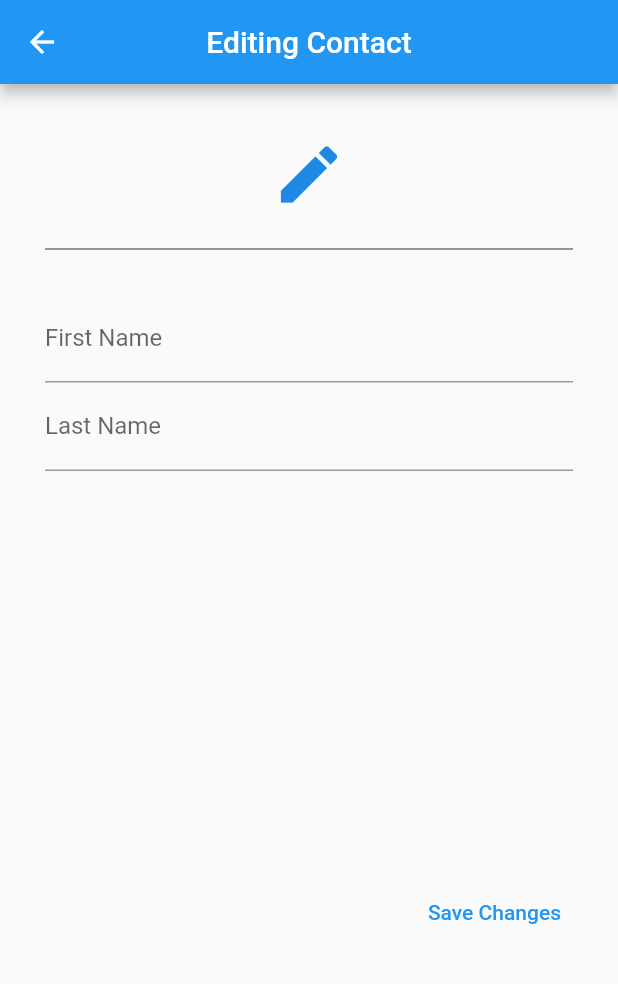
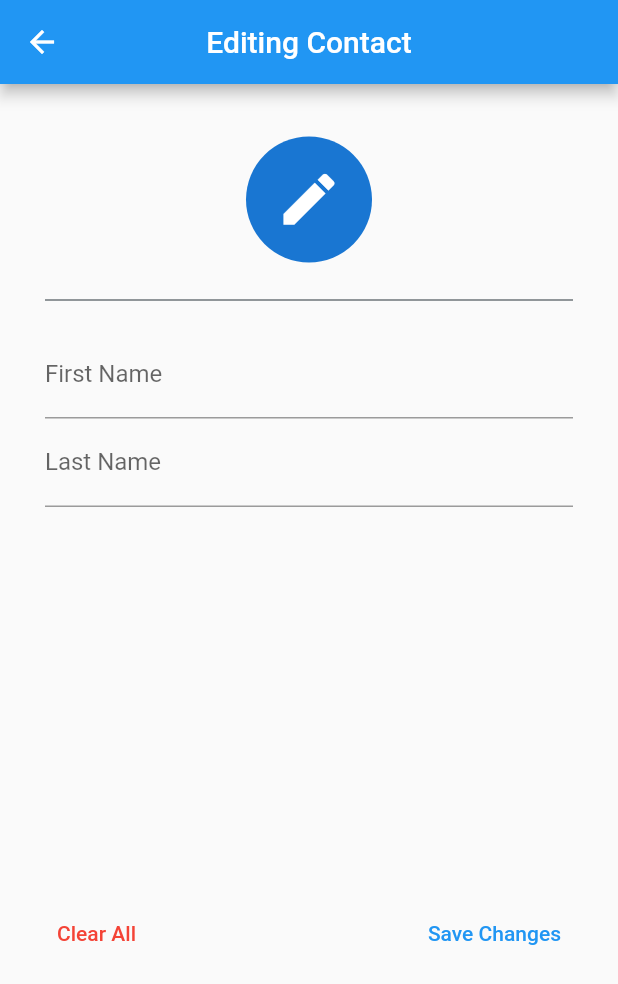
Before and after one commit to AY2020-2021-CpE-OJT/Phonebook_Sarona, a Flutter app: the editContact screen opened directly with empty values, on a phone screen of 412 x 824 dp. Shown: the top 984 px of the screen. Run offline on Flutter 3.47's test engine with Material 2 defaults, Android fonts, the phone set to English and light mode, and no system bars; network calls fail.

Commit message:
Adjustments to the code. Resized icons and pushed a new route to add_new

```diff
--- a/phonebook_app/lib/routes/edit_contact.dart
+++ b/phonebook_app/lib/routes/edit_contact.dart
@@ -2,10 +2,8 @@ import 'package:flutter/material.dart';
 import 'package:phonebook/api/api.dart';
 
 class editContact extends StatelessWidget {
-  // const editContact({ Key? key }) : super(key: key);
   final Map contact;
-  editContact({required this.contact});
-
+  const editContact({ Key? key, required this.contact }) : super(key: key);
 
   @override
   Widget build(BuildContext context) {
@@ -21,6 +19,7 @@ class editContact extends StatelessWidget {
     for (var i = 0; i < contact['phone_numbers'].length; i++) {
       _phoneNumbers[i].text = contact['phone_numbers'][i];
     }
+    /*===================================================================================================*/
     return Scaffold(
       appBar: AppBar(
         title: Text('Editing Contact'),
@@ -34,13 +33,15 @@ class editContact extends StatelessWidget {
             children: <Widget>[
               Padding(
                 padding: const EdgeInsets.all(15),
-                child: Icon(Icons.edit,
-                  color: Colors.blue[600],
-                  size: 50,
+                child: CircleAvatar(
+                  radius: 42,
+                  child: Icon(Icons.edit,
+                    size: 45,
+                  ),
                 ),
               ),
               Divider(height: 20, color: Colors.blueGrey[900],),
-              SizedBox(height: 20,),
+              SizedBox(height: 10),
               TextField(
                 controller: _firstname,
                 decoration: InputDecoration(labelText: 'First Name'),
@@ -49,7 +50,7 @@ class editContact extends StatelessWidget {
                 controller: _lastname,
                 decoration: InputDecoration(labelText: 'Last Name'),
               ),
-              SizedBox(height: 35,),
+              SizedBox(height: 25,),
               Container(
                 height: 235,
                 child: ListView.builder(
@@ -64,8 +65,16 @@ class editContact extends StatelessWidget {
                 ),
               ),
               Row(
-                mainAxisAlignment: MainAxisAlignment.end,
+                mainAxisAlignment: MainAxisAlignment.spaceBetween,
                 children: <Widget>[
+                  TextButton(
+                    onPressed: () {},
+                    child: Text('Clear All',
+                      style: TextStyle(
+                        color: Colors.red,
+                      ),
+                    ),
+                  ),
                   TextButton(
                     onPressed: () {},
                     child: Text('Save Changes'),
--- a/phonebook_app/lib/src/contacts.dart
+++ b/phonebook_app/lib/src/contacts.dart
@@ -1,6 +1,7 @@
 import 'dart:convert';
 import 'package:flutter/material.dart';
 import 'package:http/http.dart' as http;
+import 'package:phonebook/routes/add_new.dart';
 import 'contacts_listing.dart';
 import 'package:phonebook/api/api.dart';
 
@@ -70,7 +71,11 @@ class contactsScreen_State extends State<contactsScreen> {
           ),
           SizedBox(width: 5),
           FloatingActionButton(
-            onPressed: () {Navigator.pushNamed(context, '/addnew');},
+            onPressed: () {
+              Navigator.push(context,
+                MaterialPageRoute(builder: (context) => addNew())
+              );
+            },
             heroTag: 'addbtn',
             tooltip: 'Add person',
             child: Icon(Icons.person_add),
--- a/phonebook_app/lib/src/contacts_listing.dart
+++ b/phonebook_app/lib/src/contacts_listing.dart
@@ -28,7 +28,7 @@ class contactsListing extends StatelessWidget {
                 child: Text('${contact['first_name'].substring(0,1).toUpperCase()}${contact['last_name'].substring(0,1).toUpperCase()}'),
               ),
               title: Text('${contact['first_name']} ${contact['last_name']}'),
-              subtitle: contact['phone_numbers'].isEmpty ? Text('No Number') : Text('${contact['phone_numbers'][1]}'),
+              subtitle: contact['phone_numbers']?.isEmpty ? Text('No Number') : Text('${contact['phone_numbers'][0]}'),
               trailing: Wrap(
                 children: [
                   IconButton(
```
